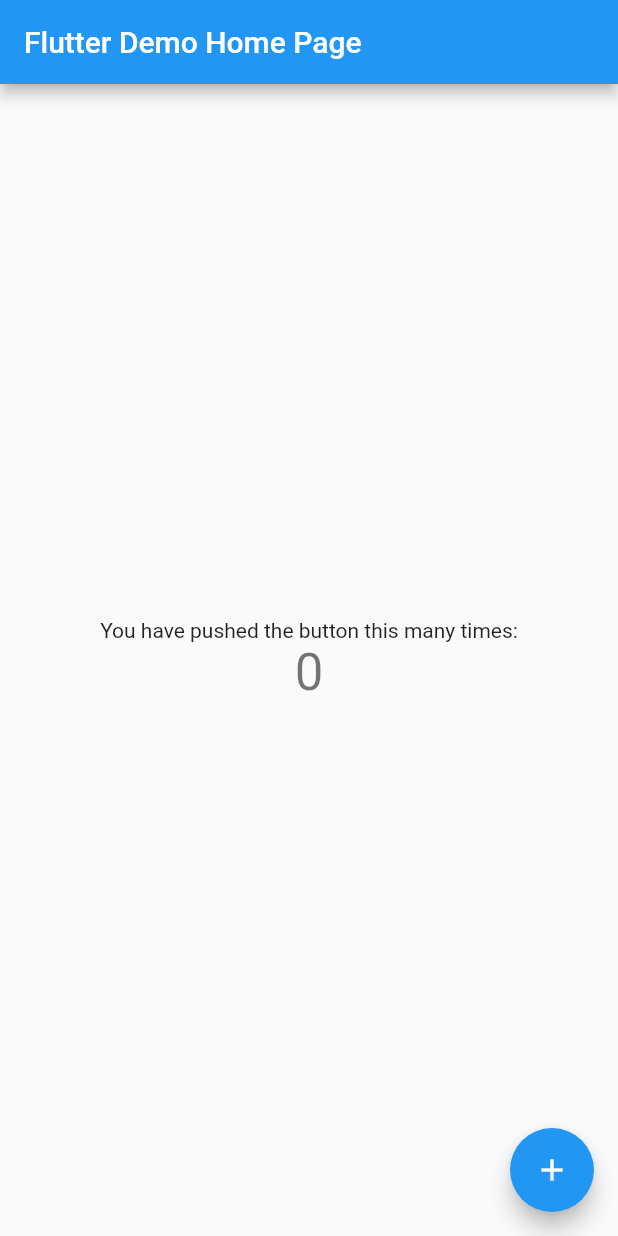
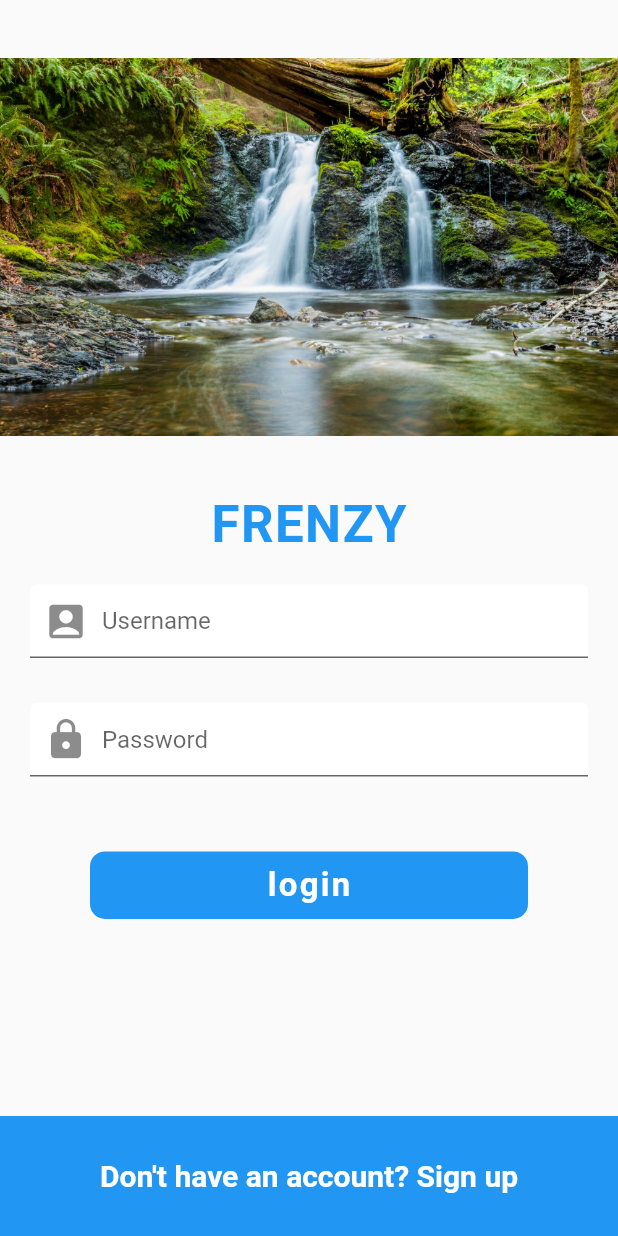
Before and after one commit to cong1912/fluttersocial, a Flutter app: the screen it shows after launch, on a phone screen of 412 x 824 dp. Run offline on Flutter 3.47's test engine with Material 2 defaults, Android fonts, the phone set to English and light mode, and no system bars.

Commit message:
xong video 25

```diff
--- a/network/lib/main.dart
+++ b/network/lib/main.dart
@@ -1,4 +1,5 @@
 import 'package:flutter/material.dart';
+import 'package:network/screens/login_screen.dart';
 
 void main() {
   runApp(MyApp());
@@ -10,108 +11,12 @@ class MyApp extends StatelessWidget {
   Widget build(BuildContext context) {
     return MaterialApp(
       title: 'Flutter Demo',
+      debugShowCheckedModeBanner: false,
       theme: ThemeData(
-        // This is the theme of your application.
-        //
-        // Try running your application with "flutter run". You'll see the
-        // application has a blue toolbar. Then, without quitting the app, try
-        // changing the primarySwatch below to Colors.green and then invoke
-        // "hot reload" (press "r" in the console where you ran "flutter run",
-        // or simply save your changes to "hot reload" in a Flutter IDE).
-        // Notice that the counter didn't reset back to zero; the application
-        // is not restarted.
-        primarySwatch: Colors.blue,
-        // This makes the visual density adapt to the platform that you run
-        // the app on. For desktop platforms, the controls will be smaller and
-        // closer together (more dense) than on mobile platforms.
+        primaryColor: Colors.blue,
         visualDensity: VisualDensity.adaptivePlatformDensity,
       ),
-      home: MyHomePage(title: 'Flutter Demo Home Page'),
+      home: LoginScreen(),
     );
   }
 }
-
-class MyHomePage extends StatefulWidget {
-  MyHomePage({Key key, this.title}) : super(key: key);
-
-  // This widget is the home page of your application. It is stateful, meaning
-  // that it has a State object (defined below) that contains fields that affect
-  // how it looks.
-
-  // This class is the configuration for the state. It holds the values (in this
-  // case the title) provided by the parent (in this case the App widget) and
-  // used by the build method of the State. Fields in a Widget subclass are
-  // always marked "final".
-
-  final String title;
-
-  @override
-  _MyHomePageState createState() => _MyHomePageState();
-}
-
-class _MyHomePageState extends State<MyHomePage> {
-  int _counter = 0;
-
-  void _incrementCounter() {
-    setState(() {
-      // This call to setState tells the Flutter framework that something has
-      // changed in this State, which causes it to rerun the build method below
-      // so that the display can reflect the updated values. If we changed
-      // _counter without calling setState(), then the build method would not be
-      // called again, and so nothing would appear to happen.
-      _counter++;
-    });
-  }
-
-  @override
-  Widget build(BuildContext context) {
-    // This method is rerun every time setState is called, for instance as done
-    // by the _incrementCounter method above.
-    //
-    // The Flutter framework has been optimized to make rerunning build methods
-    // fast, so that you can just rebuild anything that needs updating rather
-    // than having to individually change instances of widgets.
-    return Scaffold(
-      appBar: AppBar(
-        // Here we take the value from the MyHomePage object that was created by
-        // the App.build method, and use it to set our appbar title.
-        title: Text(widget.title),
-      ),
-      body: Center(
-        // Center is a layout widget. It takes a single child and positions it
-        // in the middle of the parent.
-        child: Column(
-          // Column is also a layout widget. It takes a list of children and
-          // arranges them vertically. By default, it sizes itself to fit its
-          // children horizontally, and tries to be as tall as its parent.
-          //
-          // Invoke "debug painting" (press "p" in the console, choose the
-          // "Toggle Debug Paint" action from the Flutter Inspector in Android
-          // Studio, or the "Toggle Debug Paint" command in Visual Studio Code)
-          // to see the wireframe for each widget.
-          //
-          // Column has various properties to control how it sizes itself and
-          // how it positions its children. Here we use mainAxisAlignment to
-          // center the children vertically; the main axis here is the vertical
-          // axis because Columns are vertical (the cross axis would be
-          // horizontal).
-          mainAxisAlignment: MainAxisAlignment.center,
-          children: <Widget>[
-            Text(
-              'You have pushed the button this many times:',
-            ),
-            Text(
-              '$_counter',
-              style: Theme.of(context).textTheme.headline4,
-            ),
-          ],
-        ),
-      ),
-      floatingActionButton: FloatingActionButton(
-        onPressed: _incrementCounter,
-        tooltip: 'Increment',
-        child: Icon(Icons.add),
-      ), // This trailing comma makes auto-formatting nicer for build methods.
-    );
-  }
-}
--- /dev/null
+++ b/network/lib/screens/login_screen.dart
@@ -0,0 +1,112 @@
+import 'package:flutter/material.dart';
+
+class LoginScreen extends StatefulWidget {
+  @override
+  _LoginScreenState createState() => _LoginScreenState();
+}
+
+class _LoginScreenState extends State<LoginScreen> {
+  @override
+  Widget build(BuildContext context) {
+    return Scaffold(
+      body: SingleChildScrollView(
+        child: Container(
+          height: MediaQuery.of(context).size.height,
+          child: Column(
+            children: <Widget>[
+              Image(
+                height: MediaQuery.of(context).size.height / 2.5,
+                image: AssetImage('assets/images/login_background.jpg'),
+              ),
+              Text(
+                'FRENZY',
+                style: TextStyle(
+                  color: Theme.of(context).primaryColor,
+                  fontSize: 34.0,
+                  fontWeight: FontWeight.bold,
+                  letterSpacing: 1.0,
+                ),
+              ),
+              SizedBox(height: 10.0),
+              Padding(
+                padding: EdgeInsets.symmetric(horizontal: 20.0, vertical: 10.0),
+                child: TextField(
+                  decoration: InputDecoration(
+                    contentPadding: EdgeInsets.symmetric(vertical: 15.0),
+                    fillColor: Colors.white,
+                    filled: true,
+                    hintText: 'Username',
+                    prefixIcon: Icon(
+                      Icons.account_box,
+                      size: 30.0,
+                    ),
+                  ),
+                ),
+              ),
+              SizedBox(height: 10.0),
+              Padding(
+                padding: EdgeInsets.symmetric(horizontal: 20.0, vertical: 10.0),
+                child: TextField(
+                  decoration: InputDecoration(
+                    contentPadding: EdgeInsets.symmetric(vertical: 15.0),
+                    fillColor: Colors.white,
+                    filled: true,
+                    hintText: 'Password',
+                    prefixIcon: Icon(
+                      Icons.lock,
+                      size: 30.0,
+                    ),
+                  ),
+                  obscureText: true,
+                ),
+              ),
+              SizedBox(height: 40.0),
+              GestureDetector(
+                onTap: () {},
+                child: Container(
+                  margin: EdgeInsets.symmetric(horizontal: 60.0),
+                  alignment: Alignment.center,
+                  height: 45.0,
+                  decoration: BoxDecoration(
+                    color: Theme.of(context).primaryColor,
+                    borderRadius: BorderRadius.circular(10.0),
+                  ),
+                  child: Text(
+                    'login',
+                    style: TextStyle(
+                      color: Colors.white,
+                      fontSize: 22.0,
+                      fontWeight: FontWeight.w600,
+                      letterSpacing: 1.5,
+                    ),
+                  ),
+                ),
+              ),
+              Expanded(
+                child: Align(
+                  alignment: FractionalOffset.bottomCenter,
+                  child: GestureDetector(
+                    onTap: () {},
+                    child: Container(
+                      alignment: Alignment.center,
+                      color: Theme.of(context).primaryColor,
+                      height: 80.0,
+                      child: Text(
+                        'Don\'t have an account? Sign up',
+                        style: TextStyle(
+                          color: Colors.white,
+                          fontSize: 20.0,
+                          fontWeight: FontWeight.w600,
+                        ),
+                      ),
+                    ),
+                  ),
+                ),
+              )
+            ],
+          ),
+        ),
+      ),
+    );
+  }
+}
--- a/network/pubspec.yaml
+++ b/network/pubspec.yaml
@@ -45,8 +45,8 @@ flutter:
   uses-material-design: true
 
   # To add assets to your application, add an assets section, like this:
-  # assets:
-  #   - images/a_dot_burr.jpeg
+  assets:
+    - assets/images/
   #   - images/a_dot_ham.jpeg
 
   # An image asset can refer to one or more resolution-specific "variants", see
```
Also changed, not shown: network/assets/images/login_background.jpg (added), network/assets/images/post2.jpg (added), network/assets/images/post3.jpg (added), network/assets/images/post5.jpg (added), network/assets/images/user.jpg (added), network/assets/images/user0.jpg (added), network/assets/images/user1.jpg (added), network/assets/images/user2.jpg (added), network/assets/images/user3.jpg (added), network/assets/images/user4.jpg (added), network/assets/images/user5.jpg (added), network/assets/images/user6.jpg (added), network/assets/images/user_background.jpg (added), 3 other files.
